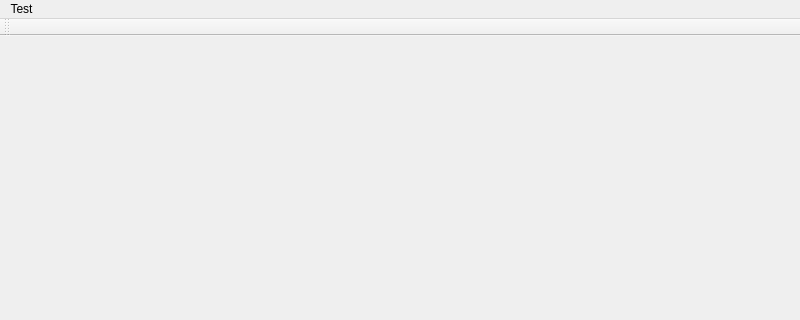
Above: mainwindow.ui from l0tg4/zNavigo before the change; both pictures show x 0 to 800 and y 0 to 320 of the 800 by 600 pixel window. Below: the same form after it.
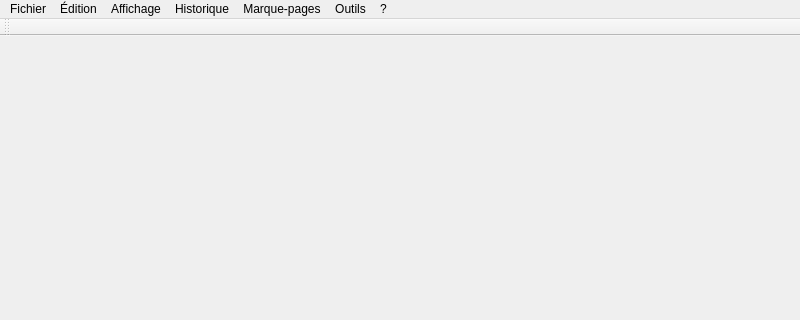
That is the form after the change.

```diff
--- a/mainwindow.ui
+++ b/mainwindow.ui
@@ -42,10 +42,50 @@
    </property>
    <widget class="QMenu" name="menuTest">
     <property name="title">
-     <string>Test</string>
+     <string>Fichier</string>
     </property>
+    <addaction name="actionNouvel_onglet"/>
+    <addaction name="actionNouvelle_fen_tre"/>
+    <addaction name="actionOuvrir_un_fichier"/>
+   </widget>
+   <widget class="QMenu" name="menu_dition">
+    <property name="title">
+     <string>Édition</string>
+    </property>
+   </widget>
+   <widget class="QMenu" name="menuAffichage">
+    <property name="title">
+     <string>Affichage</string>
+    </property>
+   </widget>
+   <widget class="QMenu" name="menuHistorique">
+    <property name="title">
+     <string>Historique</string>
+    </property>
+   </widget>
+   <widget class="QMenu" name="menuMarque_pages">
+    <property name="title">
+     <string>Marque-pages</string>
+    </property>
+   </widget>
+   <widget class="QMenu" name="menuOutils">
+    <property name="title">
+     <string>Outils</string>
+    </property>
+   </widget>
+   <widget class="QMenu" name="menu">
+    <property name="title">
+     <string>?</string>
+    </property>
+    <addaction name="action_propos"/>
    </widget>
    <addaction name="menuTest"/>
+   <addaction name="menu_dition"/>
+   <addaction name="menuAffichage"/>
+   <addaction name="menuHistorique"/>
+   <addaction name="menuMarque_pages"/>
+   <addaction name="menuOutils"/>
+   <addaction name="menu"/>
   </widget>
   <widget class="QToolBar" name="toolBar">
    <property name="windowTitle">
```
Left out of the diff: 22 changed lines with no effect on the pictures.
